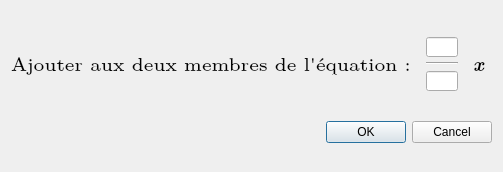
Qt form operation.ui (christophe-riolo/pythot) before a commit.
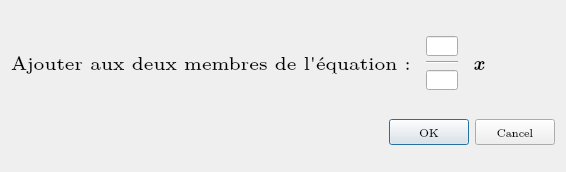
The same form after that commit.

```diff
--- a/operation.ui
+++ b/operation.ui
@@ -6,10 +6,15 @@
    <rect>
     <x>0</x>
     <y>0</y>
-    <width>503</width>
+    <width>566</width>
     <height>172</height>
    </rect>
   </property>
+  <property name="font">
+   <font>
+    <family>LM Roman 9</family>
+   </font>
+  </property>
   <property name="windowTitle">
    <string>Dialog</string>
   </property>
@@ -56,6 +61,12 @@
           <height>20</height>
          </size>
         </property>
+        <property name="frame">
+         <bool>true</bool>
+        </property>
+        <property name="alignment">
+         <set>Qt::AlignCenter</set>
+        </property>
        </widget>
       </item>
       <item>
@@ -73,6 +84,12 @@
           <height>20</height>
          </size>
         </property>
+        <property name="frame">
+         <bool>true</bool>
+        </property>
+        <property name="alignment">
+         <set>Qt::AlignCenter</set>
+        </property>
        </widget>
       </item>
      </layout>
```
